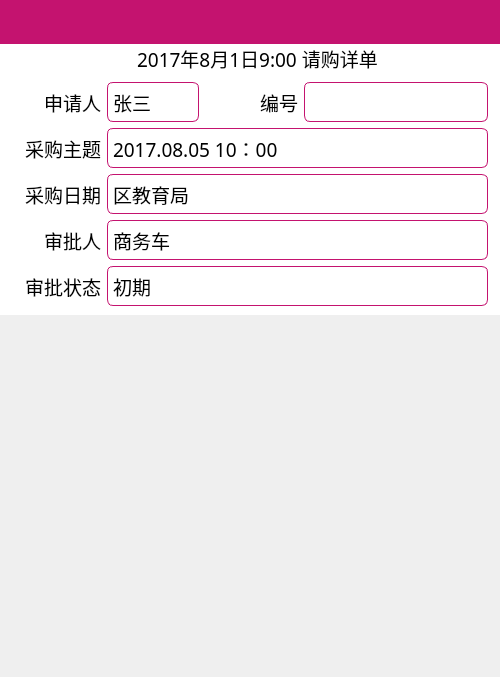
Qt form pages/BuyPage.ui (wps139hf/app) before a commit.
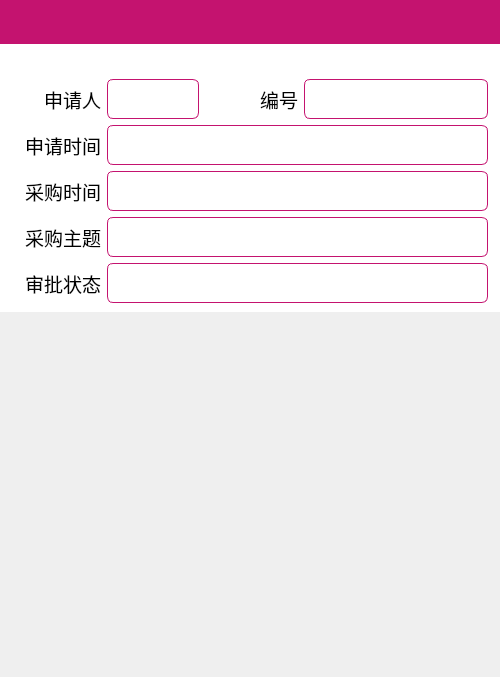
The same form after that commit. Custom widgets are drawn as their Qt base class.

Commit message: bind model to pages, except repair;

Patch:
```diff
--- a/pages/BuyPage.ui
+++ b/pages/BuyPage.ui
@@ -60,7 +60,7 @@
       <string notr="true">background-color: rgb(255,255,255);</string>
      </property>
      <property name="text">
-      <string>   2017年8月1日9:00 请购详单</string>
+      <string/>
      </property>
      <property name="alignment">
       <set>Qt::AlignCenter</set>
@@ -104,7 +104,7 @@
          <enum>QFrame::StyledPanel</enum>
         </property>
         <property name="text">
-         <string>张三</string>
+         <string/>
         </property>
        </widget>
       </item>
@@ -258,7 +258,7 @@
          <enum>QFrame::NoFrame</enum>
         </property>
         <property name="text">
-         <string>采购主题</string>
+         <string>申请时间</string>
         </property>
         <property name="alignment">
          <set>Qt::AlignRight|Qt::AlignTrailing|Qt::AlignVCenter</set>
@@ -290,7 +290,7 @@
          <enum>QFrame::StyledPanel</enum>
         </property>
         <property name="text">
-         <string>2017.08.05 10：00</string>
+         <string/>
         </property>
        </widget>
       </item>
@@ -444,7 +444,7 @@
          <enum>QFrame::NoFrame</enum>
         </property>
         <property name="text">
-         <string>采购日期</string>
+         <string>采购时间</string>
         </property>
         <property name="alignment">
          <set>Qt::AlignRight|Qt::AlignTrailing|Qt::AlignVCenter</set>
@@ -474,7 +474,7 @@
          <enum>QFrame::NoFrame</enum>
         </property>
         <property name="text">
-         <string>审批人</string>
+         <string>采购主题</string>
         </property>
         <property name="alignment">
          <set>Qt::AlignRight|Qt::AlignTrailing|Qt::AlignVCenter</set>
@@ -536,7 +536,7 @@
          <enum>QFrame::StyledPanel</enum>
         </property>
         <property name="text">
-         <string>区教育局</string>
+         <string/>
         </property>
        </widget>
       </item>
@@ -565,7 +565,7 @@
          <enum>QFrame::StyledPanel</enum>
         </property>
         <property name="text">
-         <string>商务车</string>
+         <string/>
         </property>
        </widget>
       </item>
@@ -594,7 +594,7 @@
          <enum>QFrame::StyledPanel</enum>
         </property>
         <property name="text">
-         <string>初期</string>
+         <string/>
         </property>
        </widget>
       </item>
```
Left out of the diff: 12 changed lines with no effect on the pictures. The commit also changes 18 other files.
